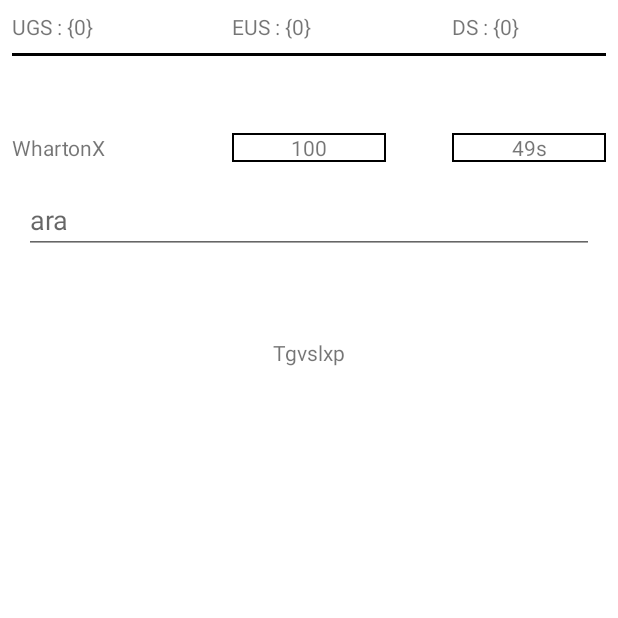
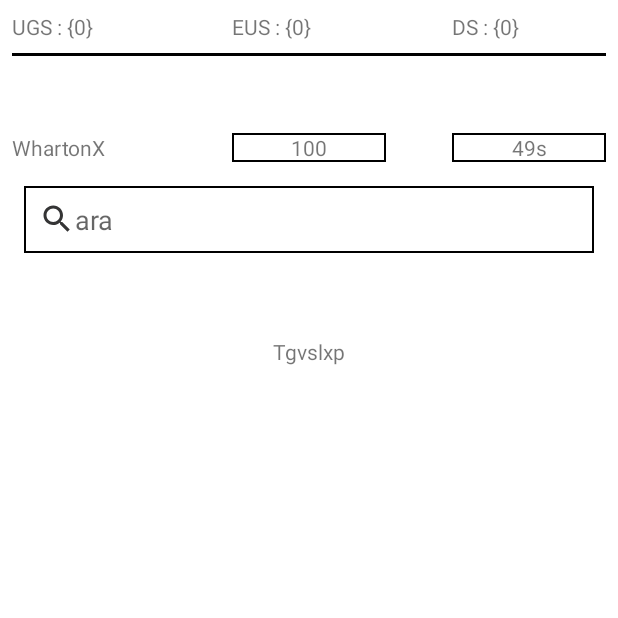
Before and after one commit to muminosman/96c0491777659667e4276631a5f95cd1, an Android app: the IstasyonlarFragment screen opened directly, with no data from a screen before it, on a phone screen of 412 x 824 dp, the top half of it. Run offline under Robolectric (Android 15) with nearby library versions, the phone set to English and light mode, and no system bars; network calls fail; 1 statement that could not run was skipped.

Commit message:
istasyonlar layout with some business logic

```diff
--- a/app/src/main/java/com/example/a96c0491777659667e4276631a5f95cd1/data/repository/IstasyonlarRepository.kt
+++ b/app/src/main/java/com/example/a96c0491777659667e4276631a5f95cd1/data/repository/IstasyonlarRepository.kt
@@ -1,10 +1,15 @@
 package com.example.a96c0491777659667e4276631a5f95cd1.data.repository
 
+import com.example.a96c0491777659667e4276631a5f95cd1.data.model.Istasyon
 import com.example.a96c0491777659667e4276631a5f95cd1.data.model.network.IstasyonApi
 
-class IstasyonlarRepository(   private val api: IstasyonApi
+class IstasyonlarRepository(
+    private val api: IstasyonApi
 ) : SafeApiRequest() {
 
     suspend fun getIstasyonlar() = apiRequest { api.getIstasyonlar() }
+    fun addFavoriIstasyon(istasyon: Istasyon) {
+
+    }
 
 }
--- a/app/src/main/java/com/example/a96c0491777659667e4276631a5f95cd1/ui/istasyonlar/IstasyonlarFragment.kt
+++ b/app/src/main/java/com/example/a96c0491777659667e4276631a5f95cd1/ui/istasyonlar/IstasyonlarFragment.kt
@@ -70,7 +70,7 @@ class IstasyonlarFragment : Fragment(), RecyclerViewClickListener {
                     .show()
             }
             R.id.ivFavoriIstasyon -> {
-
+                viewModel.addFavoriIstasyonlar(istasyon)
                 Toast.makeText(
                     requireContext(),
                     "ivFavoriIstasyon ${istasyon.name}",
--- a/app/src/main/java/com/example/a96c0491777659667e4276631a5f95cd1/ui/istasyonlar/IstasyonlarViewModel.kt
+++ b/app/src/main/java/com/example/a96c0491777659667e4276631a5f95cd1/ui/istasyonlar/IstasyonlarViewModel.kt
@@ -16,6 +16,29 @@ class IstasyonlarViewModel(private val repository: IstasyonlarRepository) : View
     val istasyonlar: LiveData<List<Istasyon>>
         get() = _istasyonlar
 
+    private val _favoriIstasyonlarList = mutableListOf<Istasyon>()
+    val favoriIstasyonlar = MutableLiveData<List<Istasyon>>()
+
+
+    init {
+        // Immediately connect the now empty quoteList
+        // to the MutableLiveData which can be observed
+        favoriIstasyonlar.value = _favoriIstasyonlarList
+    }
+
+    //    fun addFavoriIstasyon(istasyon: Istasyon) = repository.addFavoriIstasyon(istasyon)
+    fun addFavoriIstasyonlar(istasyon: Istasyon) {
+
+        _favoriIstasyonlarList.add(istasyon)
+        // After adding a quote to the "database",
+        // update the value of MutableLiveData
+        // which will notify its active observers
+        this.favoriIstasyonlar.value = _favoriIstasyonlarList
+    }
+
+    fun getFavoriIstasyonlar() = favoriIstasyonlar as LiveData<List<Istasyon>>
+
+
 ///  on the ui thread
 //    suspend fun getIstasyonlar() {
 //        val istasyonlar = repository.getIstasyonlar()
@@ -23,7 +46,7 @@ class IstasyonlarViewModel(private val repository: IstasyonlarRepository) : View
 //    }
 
 
-/// for change the ui thread
+    /// for change the ui thread
     fun getIstasyonlar() {
         job =
             Coroutines.ioThenMain(
@@ -34,7 +57,7 @@ class IstasyonlarViewModel(private val repository: IstasyonlarRepository) : View
 
     override fun onCleared() {
         super.onCleared()
-        if(::job.isInitialized) job.cancel()
+        if (::job.isInitialized) job.cancel()
     }
 
 }
--- /dev/null
+++ b/app/src/main/res/drawable-anydpi/ic_search.xml
@@ -0,0 +1,11 @@
+<vector xmlns:android="http://schemas.android.com/apk/res/android"
+    android:width="24dp"
+    android:height="24dp"
+    android:viewportWidth="24"
+    android:viewportHeight="24"
+    android:tint="#010102"
+    android:alpha="0.8">
+  <path
+      android:fillColor="@android:color/white"
+      android:pathData="M15.5,14h-0.79l-0.28,-0.27C15.41,12.59 16,11.11 16,9.5 16,5.91 13.09,3 9.5,3S3,5.91 3,9.5 5.91,16 9.5,16c1.61,0 3.09,-0.59 4.23,-1.57l0.27,0.28v0.79l5,4.99L20.49,19l-4.99,-5zM9.5,14C7.01,14 5,11.99 5,9.5S7.01,5 9.5,5 14,7.01 14,9.5 11.99,14 9.5,14z"/>
+</vector>
--- a/app/src/main/res/layout/activity_uzay_araci_olusturma.xml
+++ b/app/src/main/res/layout/activity_uzay_araci_olusturma.xml
@@ -65,9 +65,10 @@
         android:layout_marginStart="8dp"
         android:layout_marginTop="16dp"
         android:layout_marginEnd="8dp"
-
+        android:background="@drawable/bg_tv"
         android:ems="10"
         android:hint="Araç Adı"
+        android:padding="10dp"
         android:inputType="textPersonName"
         android:textColor="@color/black"
         app:layout_constraintEnd_toEndOf="@+id/view"
@@ -173,8 +174,8 @@
         android:background="@drawable/bg_tv"
         android:padding="16dp"
         android:text="Devam Et"
+        android:textAllCaps="false"
         android:textColor="@color/black"
-        android:textAllCaps="false"
         app:layout_constraintBottom_toBottomOf="parent"
         app:layout_constraintEnd_toEndOf="@+id/seekBarKapasite"
         app:layout_constraintStart_toStartOf="@+id/seekBarKapasite"
--- a/app/src/main/res/layout/istasyonlar_fragment.xml
+++ b/app/src/main/res/layout/istasyonlar_fragment.xml
@@ -142,9 +142,12 @@
             android:layout_marginStart="8dp"
             android:layout_marginTop="16dp"
             android:layout_marginEnd="8dp"
+            android:background="@drawable/bg_tv"
+            android:drawableStart="@drawable/ic_search"
             android:ems="10"
             android:hint="ara"
             android:inputType="textPersonName"
+            android:padding="10dp"
             app:layout_constraintEnd_toEndOf="@+id/view"
             app:layout_constraintStart_toStartOf="@+id/view"
             app:layout_constraintTop_toBottomOf="@+id/tvUzayAracinadi" />
```
Also changed, not shown: app/src/main/res/drawable-hdpi/ic_search.png (added), app/src/main/res/drawable-mdpi/ic_search.png (added), app/src/main/res/drawable-xhdpi/ic_search.png (added), app/src/main/res/drawable-xxhdpi/ic_search.png (added).
